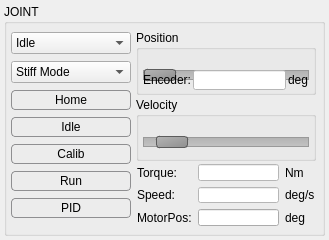
Old version of the form src/yarpmotorgui/jointitem.ui in the repository robotology/yarp.
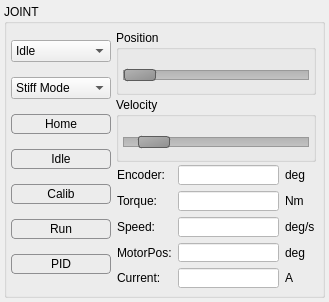
New version of the form. The open tabs and pages were chosen to show the change. Custom widgets are drawn as their Qt base class.

```diff
--- a/src/yarpmotorgui/jointitem.ui
+++ b/src/yarpmotorgui/jointitem.ui
@@ -10,19 +10,25 @@
     <x>0</x>
     <y>0</y>
     <width>329</width>
-    <height>240</height>
+    <height>302</height>
    </rect>
   </property>
+  <property name="sizePolicy">
+   <sizepolicy hsizetype="MinimumExpanding" vsizetype="Fixed">
+    <horstretch>0</horstretch>
+    <verstretch>0</verstretch>
+   </sizepolicy>
+  </property>
   <property name="minimumSize">
    <size>
-    <width>290</width>
+    <width>300</width>
     <height>240</height>
    </size>
   </property>
   <property name="maximumSize">
    <size>
     <width>329</width>
-    <height>240</height>
+    <height>302</height>
    </size>
   </property>
   <property name="windowTitle">
@@ -46,6 +52,18 @@
    </property>
    <item>
     <widget class="QGroupBox" name="groupBox">
+     <property name="sizePolicy">
+      <sizepolicy hsizetype="MinimumExpanding" vsizetype="Preferred">
+       <horstretch>0</horstretch>
+       <verstretch>0</verstretch>
+      </sizepolicy>
+     </property>
+     <property name="minimumSize">
+      <size>
+       <width>300</width>
+       <height>0</height>
+      </size>
+     </property>
      <property name="title">
       <string>JOINT</string>
      </property>
@@ -67,15 +85,21 @@
       </property>
       <item>
        <widget class="QWidget" name="buttonsContainer" native="true">
+        <property name="sizePolicy">
+         <sizepolicy hsizetype="Fixed" vsizetype="Preferred">
+          <horstretch>0</horstretch>
+          <verstretch>0</verstretch>
+         </sizepolicy>
+        </property>
         <property name="minimumSize">
          <size>
-          <width>0</width>
+          <width>100</width>
           <height>0</height>
          </size>
         </property>
         <property name="maximumSize">
          <size>
-          <width>16777215</width>
+          <width>100</width>
           <height>16777215</height>
          </size>
         </property>
@@ -120,6 +144,24 @@
          </property>
          <item>
           <widget class="QComboBox" name="comboMode">
+           <property name="sizePolicy">
+            <sizepolicy hsizetype="Ignored" vsizetype="Fixed">
+             <horstretch>0</horstretch>
+             <verstretch>0</verstretch>
+            </sizepolicy>
+           </property>
+           <property name="minimumSize">
+            <size>
+             <width>100</width>
+             <height>0</height>
+            </size>
+           </property>
+           <property name="maximumSize">
+            <size>
+             <width>100</width>
+             <height>16777215</height>
+            </size>
+           </property>
            <property name="mouseTracking">
             <bool>false</bool>
            </property>
@@ -173,6 +215,24 @@
          </item>
          <item>
           <widget class="QComboBox" name="comboInteraction">
+           <property name="sizePolicy">
+            <sizepolicy hsizetype="Ignored" vsizetype="Fixed">
+             <horstretch>0</horstretch>
+             <verstretch>0</verstretch>
+            </sizepolicy>
+           </property>
+           <property name="minimumSize">
+            <size>
+             <width>100</width>
+             <height>0</height>
+            </size>
+           </property>
+           <property name="maximumSize">
+            <size>
+             <width>100</width>
+             <height>16777215</height>
+            </size>
+           </property>
            <property name="mouseTracking">
             <bool>false</bool>
            </property>
@@ -190,6 +250,24 @@
          </item>
          <item>
           <widget class="QPushButton" name="buttonHome">
+           <property name="sizePolicy">
+            <sizepolicy hsizetype="Ignored" vsizetype="Fixed">
+             <horstretch>0</horstretch>
+             <verstretch>0</verstretch>
+            </sizepolicy>
+           </property>
+           <property name="minimumSize">
+            <size>
+             <width>100</width>
+             <height>20</height>
+            </size>
+           </property>
+           <property name="maximumSize">
+            <size>
+             <width>100</width>
+             <height>16777215</height>
+            </size>
+           </property>
            <property name="text">
             <string>Home</string>
            </property>
@@ -197,6 +275,24 @@
          </item>
          <item>
           <widget class="QPushButton" name="buttonIdle">
+           <property name="sizePolicy">
+            <sizepolicy hsizetype="Ignored" vsizetype="Fixed">
+             <horstretch>0</horstretch>
+             <verstretch>0</verstretch>
+            </sizepolicy>
+           </property>
+           <property name="minimumSize">
+            <size>
+             <width>100</width>
+             <height>20</height>
+            </size>
+           </property>
+           <property name="maximumSize">
+            <size>
+             <width>100</width>
+             <height>16777215</height>
+            </size>
+           </property>
            <property name="text">
             <string>Idle</string>
            </property>
@@ -204,6 +300,24 @@
          </item>
          <item>
           <widget class="QPushButton" name="buttonCalib">
+           <property name="sizePolicy">
+            <sizepolicy hsizetype="Ignored" vsizetype="Fixed">
+             <horstretch>0</horstretch>
+             <verstretch>0</verstretch>
+            </sizepolicy>
+           </property>
+           <property name="minimumSize">
+            <size>
+             <width>100</width>
+             <height>20</height>
+            </size>
+           </property>
+           <property name="maximumSize">
+            <size>
+             <width>100</width>
+             <height>16777215</height>
+            </size>
+           </property>
            <property name="text">
             <string>Calib</string>
            </property>
@@ -211,6 +325,24 @@
          </item>
          <item>
           <widget class="QPushButton" name="buttonRun">
+           <property name="sizePolicy">
+            <sizepolicy hsizetype="Ignored" vsizetype="Fixed">
+             <horstretch>0</horstretch>
+             <verstretch>0</verstretch>
+            </sizepolicy>
+           </property>
+           <property name="minimumSize">
+            <size>
+             <width>100</width>
+             <height>20</height>
+            </size>
+           </property>
+           <property name="maximumSize">
+            <size>
+             <width>100</width>
+             <height>16777215</height>
+            </size>
+           </property>
            <property name="text">
             <string>Run</string>
            </property>
@@ -218,6 +350,24 @@
          </item>
          <item>
           <widget class="QPushButton" name="buttonPid">
+           <property name="sizePolicy">
+            <sizepolicy hsizetype="Ignored" vsizetype="Fixed">
+             <horstretch>0</horstretch>
+             <verstretch>0</verstretch>
+            </sizepolicy>
+           </property>
+           <property name="minimumSize">
+            <size>
+             <width>100</width>
+             <height>20</height>
+            </size>
+           </property>
+           <property name="maximumSize">
+            <size>
+             <width>100</width>
+             <height>16777215</height>
+            </size>
+           </property>
            <property name="text">
             <string>PID</string>
            </property>
@@ -228,6 +378,18 @@
       </item>
       <item>
        <widget class="QStackedWidget" name="stackedWidget">
+        <property name="sizePolicy">
+         <sizepolicy hsizetype="MinimumExpanding" vsizetype="Preferred">
+          <horstretch>0</horstretch>
+          <verstretch>0</verstretch>
+         </sizepolicy>
+        </property>
+        <property name="minimumSize">
+         <size>
+          <width>204</width>
+          <height>0</height>
+         </size>
+        </property>
         <property name="styleSheet">
          <string notr="true">QSlider::groove:horizontal:enabled {
      border: 1px solid #999999;
@@ -454,6 +616,12 @@
           </property>
           <item>
            <widget class="QGroupBox" name="groupBox_13">
+            <property name="sizePolicy">
+             <sizepolicy hsizetype="Ignored" vsizetype="Preferred">
+              <horstretch>0</horstretch>
+              <verstretch>0</verstretch>
+             </sizepolicy>
+            </property>
             <property name="minimumSize">
              <size>
               <width>0</width>
@@ -481,6 +649,12 @@
              </property>
              <item>
               <widget class="SliderWithTarget" name="sliderTrajectoryPosition">
+               <property name="sizePolicy">
+                <sizepolicy hsizetype="Ignored" vsizetype="Fixed">
+                 <horstretch>0</horstretch>
+                 <verstretch>0</verstretch>
+                </sizepolicy>
+               </property>
                <property name="minimumSize">
                 <size>
                  <width>0</width>
@@ -527,31 +701,6 @@
                 <property name="bottomMargin">
                  <number>0</number>
                 </property>
-                <item>
-                 <widget class="QLabel" name="label_29">
-                  <property name="text">
-                   <string>Encoder:</string>
-                  </property>
-                 </widget>
-                </item>
-                <item>
-                 <widget class="QLineEdit" name="editPositionCurrentPos">
-                  <property name="styleSheet">
-                   <string notr="true">background-color: rgb(255, 255, 255);
-</string>
-                  </property>
-                  <property name="readOnly">
-                   <bool>true</bool>
-                  </property>
-                 </widget>
-                </item>
-                <item>
-                 <widget class="QLabel" name="labelPositionposUnits">
-                  <property name="text">
-                   <string>deg</string>
-                  </property>
-                 </widget>
-                </item>
                </layout>
               </widget>
              </item>
@@ -560,6 +709,12 @@
           </item>
           <item>
            <widget class="QGroupBox" name="groupBox_12">
+            <property name="sizePolicy">
+             <sizepolicy hsizetype="Ignored" vsizetype="Preferred">
+              <horstretch>0</horstretch>
+              <verstretch>0</verstretch>
+             </sizepolicy>
+            </property>
             <property name="title">
              <string>Velocity</string>
             </property>
@@ -581,6 +736,12 @@
              </property>
              <item>
               <widget class="SliderWithTarget" name="sliderTrajectoryVelocity">
+               <property name="sizePolicy">
+                <sizepolicy hsizetype="Ignored" vsizetype="Fixed">
+                 <horstretch>0</horstretch>
+                 <verstretch>0</verstretch>
+                </sizepolicy>
+               </property>
                <property name="minimumSize">
                 <size>
                  <width>0</width>
@@ -630,14 +791,72 @@
              <property name="horizontalSpacing">
               <number>6</number>
              </property>
-             <item row="0" column="2">
+             <item row="5" column="0">
+              <widget class="QLabel" name="labelPositionCurrent">
+               <property name="text">
+                <string>Current:</string>
+               </property>
+              </widget>
+             </item>
+             <item row="5" column="2">
+              <widget class="QLabel" name="labelPositionCurrentUnits">
+               <property name="text">
+                <string>A</string>
+               </property>
+              </widget>
+             </item>
+             <item row="4" column="2">
+              <widget class="QLabel" name="labelPositionMotorPositionUnits">
+               <property name="text">
+                <string>deg</string>
+               </property>
+              </widget>
+             </item>
+             <item row="3" column="0">
+              <widget class="QLabel" name="labelPositionSpeed">
+               <property name="text">
+                <string>Speed:</string>
+               </property>
+              </widget>
+             </item>
+             <item row="4" column="0">
+              <widget class="QLabel" name="labelPositionMotorPosition">
+               <property name="text">
+                <string>MotorPos:</string>
+               </property>
+              </widget>
+             </item>
+             <item row="1" column="0">
+              <widget class="QLabel" name="labelPositionTorque">
+               <property name="text">
+                <string>Torque:</string>
+               </property>
+              </widget>
+             </item>
+             <item row="3" column="1">
+              <widget class="QLineEdit" name="editPositionSpeed">
+               <property name="maximumSize">
+                <size>
+                 <width>16777215</width>
+                 <height>16777215</height>
+                </size>
+               </property>
+               <property name="styleSheet">
+                <string notr="true">background-color: rgb(255, 255, 255);</string>
+               </property>
+               <property name="readOnly">
+                <bool>true</bool>
+               </property>
+              </widget>
+             </item>
+             <item row="1" column="2">
               <widget class="QLabel" name="labelPositiontrqUnits">
                <property name="text">
                 <string>Nm</string>
                </property>
               </widget>
              </item>
-             <item row="0" column="1">
+             <item row="1" column="1">
               <widget class="QLineEdit" name="editPositionTorque">
                <property name="maximumSize">
                 <size>
@@ -653,64 +872,58 @@
                </property>
               </widget>
              </item>
-             <item row="0" column="0">
-              <widget class="QLabel" name="labelPositionTorque">
-               <property name="text">
-                <string>Torque:</string>
-               </property>
-              </widget>
-             </item>
-             <item row="2" column="0">
-              <widget class="QLabel" name="labelPositionSpeed">
-               <property name="text">
-                <string>Speed:</string>
-               </property>
-              </widget>
-             </item>
-             <item row="2" column="2">
+             <item row="3" column="2">
               <widget class="QLabel" name="labelPositionvelUnits">
                <property name="text">
                 <string>deg/s</string>
                </property>
               </widget>
              </item>
-             <item row="2" column="1">
-              <widget class="QLineEdit" name="editPositionSpeed">
-               <property name="maximumSize">
-                <size>
-                 <width>16777215</width>
-                 <height>16777215</height>
-                </size>
-               </property>
-               <property name="styleSheet">
-                <string notr="true">background-color: rgb(255, 255, 255);</string>
-               </property>
-               <property name="readOnly">
-                <bool>true</bool>
-               </property>
-              </widget>
-             </item>
-             <item row="3" column="0">
-              <widget class="QLabel" name="labelPositionMotorPosition">
-               <property name="text">
-                <string>MotorPos:</string>
-               </property>
-              </widget>
-             </item>
-             <item row="3" column="1">
+             <item row="4" column="1">
               <widget class="QLineEdit" name="editPositionMotorPosition">
+               <property name="styleSheet">
+                <string notr="true">background-color: rgb(255, 255, 255);</string>
+               </property>
                <property name="readOnly">
                 <bool>true</bool>
                </property>
               </widget>
              </item>
-             <item row="3" column="2">
-              <widget class="QLabel" name="labelPositionMotorPositionUnits">
+             <item row="0" column="0">
+              <widget class="QLabel" name="labelPositionJointPos">
+               <property name="text">
+                <string>Encoder:</string>
+               </property>
+              </widget>
+             </item>
+             <item row="0" column="1">
+              <widget class="QLineEdit" name="editPositionJointPos">
+               <property name="styleSheet">
+                <string notr="true">background-color: rgb(255, 255, 255);
+</string>
+               </property>
+               <property name="readOnly">
+                <bool>true</bool>
+               </property>
+              </widget>
+             </item>
+             <item row="0" column="2">
+              <widget class="QLabel" name="labelPositionposUnits">
                <property name="text">
                 <string>deg</string>
                </property>
               </widget>
              </item>
+             <item row="5" column="1">
+              <widget class="QLineEdit" name="editPositionCurrent">
+               <property name="styleSheet">
+                <string notr="true">background-color: rgb(255, 255, 255);</string>
+               </property>
+               <property name="readOnly">
+                <bool>true</bool>
+               </property>
+              </widget>
+             </item>
             </layout>
            </widget>
           </item>
```
Left out of the diff: 923 changed lines with no effect on the pictures.
